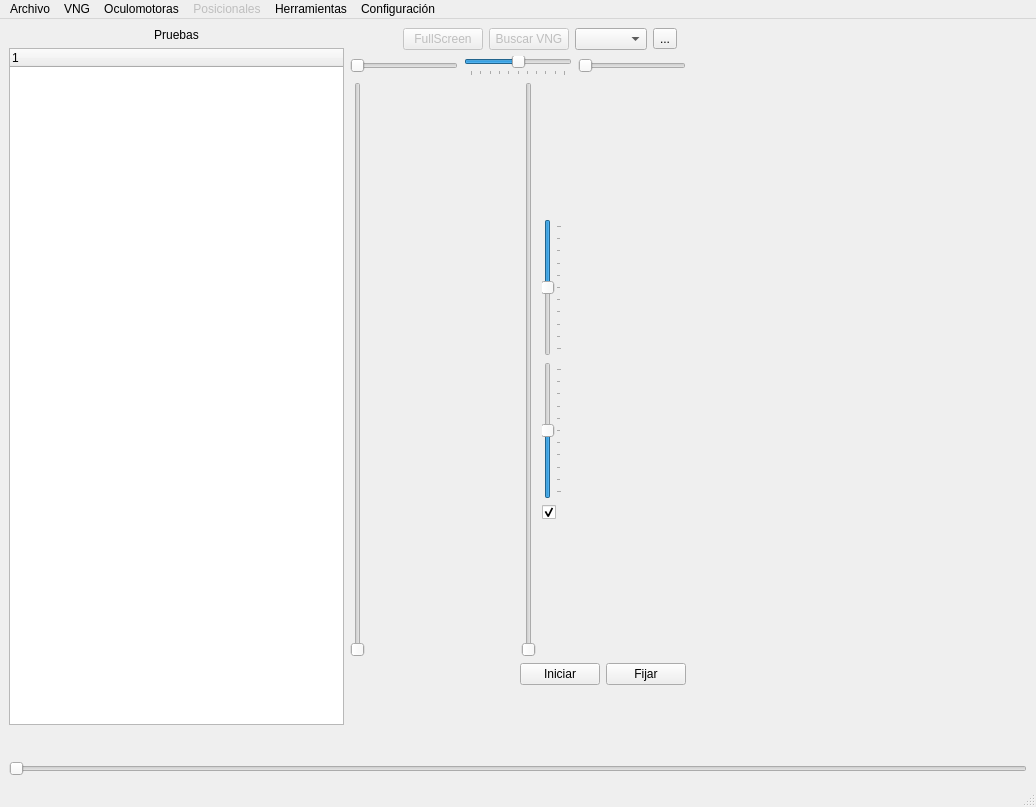
Debaq/Siev, file src/ui/dev/MainWindow.ui: the form before one commit.
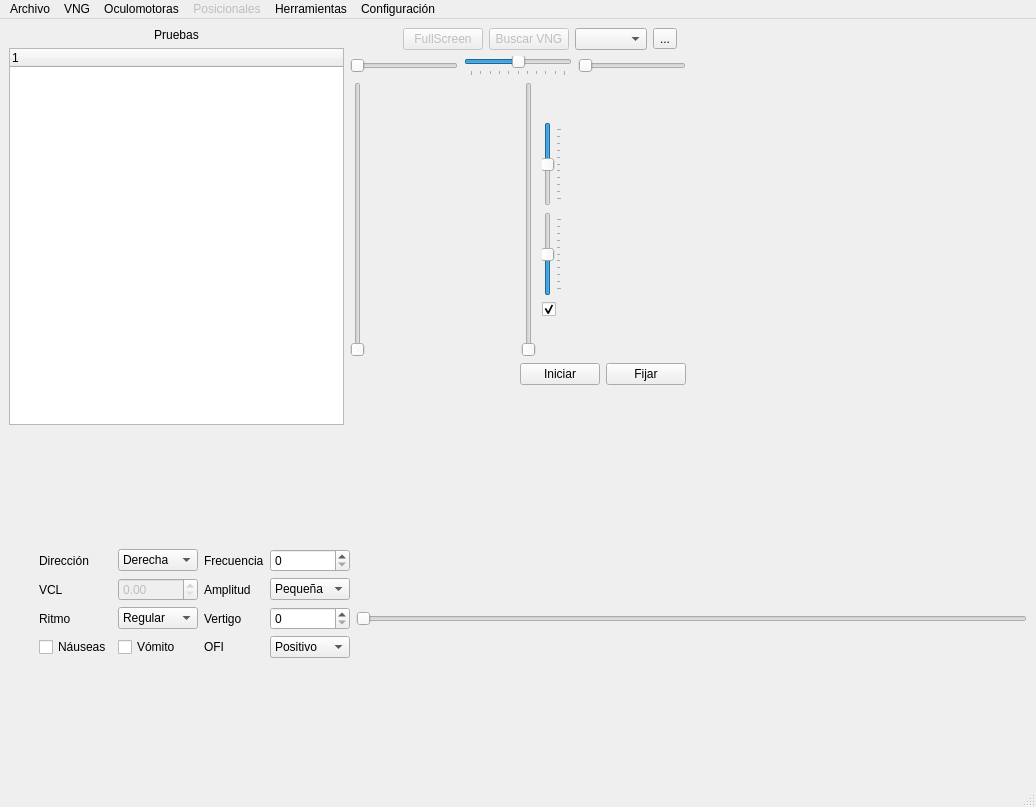
The form after the commit.

What changed in the file:
```diff
--- a/src/ui/dev/MainWindow.ui
+++ b/src/ui/dev/MainWindow.ui
@@ -406,6 +406,180 @@
       <item>
        <layout class="QVBoxLayout" name="verticalLayout_5"/>
       </item>
+      <item>
+       <layout class="QGridLayout" name="gridLayout_2">
+        <property name="leftMargin">
+         <number>30</number>
+        </property>
+        <item row="2" column="3">
+         <widget class="QLabel" name="label_5">
+          <property name="text">
+           <string>Amplitud</string>
+          </property>
+         </widget>
+        </item>
+        <item row="1" column="4">
+         <widget class="QSpinBox" name="spin_frec"/>
+        </item>
+        <item row="3" column="2">
+         <widget class="QComboBox" name="cb_ritm">
+          <item>
+           <property name="text">
+            <string>Regular</string>
+           </property>
+          </item>
+          <item>
+           <property name="text">
+            <string>Irregular</string>
+           </property>
+          </item>
+         </widget>
+        </item>
+        <item row="3" column="4">
+         <widget class="QSpinBox" name="spin_vert">
+          <property name="maximum">
+           <number>3</number>
+          </property>
+         </widget>
+        </item>
+        <item row="5" column="2">
+         <spacer name="verticalSpacer_3">
+          <property name="orientation">
+           <enum>Qt::Orientation::Vertical</enum>
+          </property>
+          <property name="sizeHint" stdset="0">
+           <size>
+            <width>20</width>
+            <height>40</height>
+           </size>
+          </property>
+         </spacer>
+        </item>
+        <item row="3" column="0">
+         <widget class="QLabel" name="label_6">
+          <property name="text">
+           <string>Ritmo</string>
+          </property>
+         </widget>
+        </item>
+        <item row="1" column="3">
+         <widget class="QLabel" name="label_4">
+          <property name="text">
+           <string>Frecuencia</string>
+          </property>
+         </widget>
+        </item>
+        <item row="4" column="4">
+         <widget class="QComboBox" name="cb_ofi">
+          <item>
+           <property name="text">
+            <string>Positivo</string>
+           </property>
+          </item>
+          <item>
+           <property name="text">
+            <string>Negativo</string>
+           </property>
+          </item>
+         </widget>
+        </item>
+        <item row="1" column="2">
+         <widget class="QComboBox" name="cb_dir">
+          <item>
+           <property name="text">
+            <string>Derecha</string>
+           </property>
+          </item>
+          <item>
+           <property name="text">
+            <string>Izquierda</string>
+           </property>
+          </item>
+         </widget>
+        </item>
+        <item row="2" column="0">
+         <widget class="QLabel" name="label_3">
+          <property name="text">
+           <string>VCL</string>
+          </property>
+         </widget>
+        </item>
+        <item row="4" column="3">
+         <widget class="QLabel" name="label_7">
+          <property name="text">
+           <string>OFI</string>
+          </property>
+         </widget>
+        </item>
+        <item row="1" column="0">
+         <widget class="QLabel" name="label_2">
+          <property name="text">
+           <string>Dirección</string>
+          </property>
+         </widget>
+        </item>
+        <item row="2" column="4">
+         <widget class="QComboBox" name="cb_amp">
+          <item>
+           <property name="text">
+            <string>Pequeña</string>
+           </property>
+          </item>
+          <item>
+           <property name="text">
+            <string>Mediana</string>
+           </property>
+          </item>
+          <item>
+           <property name="text">
+            <string>Grande</string>
+           </property>
+          </item>
+         </widget>
+        </item>
+        <item row="3" column="3">
+         <widget class="QLabel" name="label_8">
+          <property name="text">
+           <string>Vertigo</string>
+          </property>
+         </widget>
+        </item>
+        <item row="2" column="2">
+         <widget class="QDoubleSpinBox" name="spin_vcl">
+          <property name="enabled">
+           <bool>false</bool>
+          </property>
+         </widget>
+        </item>
+        <item row="4" column="0">
+         <widget class="QCheckBox" name="chbx_nausea">
+          <property name="text">
+           <string>Náuseas</string>
+          </property>
+         </widget>
+        </item>
+        <item row="4" column="2">
+         <widget class="QCheckBox" name="chbx_vomito">
+          <property name="text">
+           <string>Vómito</string>
+          </property>
+         </widget>
+        </item>
+        <item row="0" column="2">
+         <spacer name="verticalSpacer_4">
+          <property name="orientation">
+           <enum>Qt::Orientation::Vertical</enum>
+          </property>
+          <property name="sizeHint" stdset="0">
+           <size>
+            <width>20</width>
+            <height>40</height>
+           </size>
+          </property>
+         </spacer>
+        </item>
+       </layout>
+      </item>
       <item>
        <layout class="QVBoxLayout" name="verticalLayout_8">
         <property name="topMargin">
```
Left out of the diff: 14 changed lines with no effect on the pictures.
